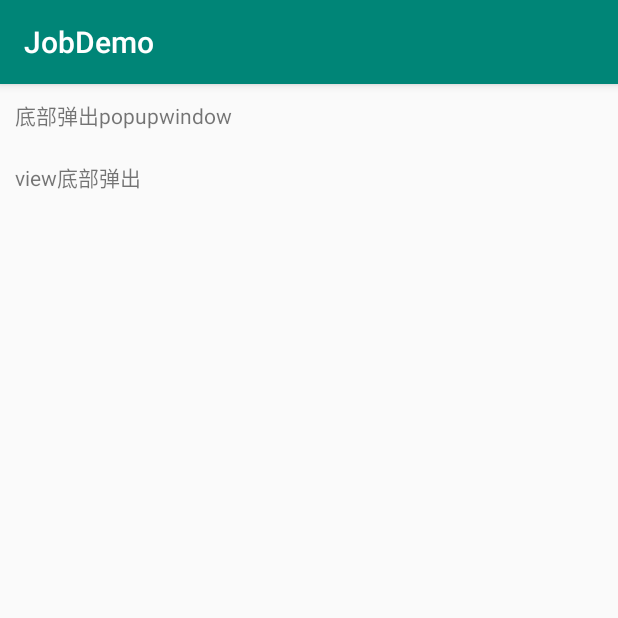
After one commit to wozaihu/jobdemo, an Android app: the PopupWindowDemo screen opened directly, with no data from a screen before it, on a phone screen of 412 x 824 dp, the top half of it. The commit adds this screen. Run offline under Robolectric (Android 15) with nearby library versions, the phone set to English and light mode, and no system bars; our stand-ins replace ButterKnife.

```diff
--- a/app/src/main/AndroidManifest.xml
+++ b/app/src/main/AndroidManifest.xml
@@ -23,7 +23,8 @@
 
     <uses-permission android:name="android.permission.READ_PHONE_STATE" />
     <uses-permission android:name="android.permission.ACCESS_WIFI_STATE" />
-    <uses-permission android:name="android.permission.READ_LOGS"
+    <uses-permission
+        android:name="android.permission.READ_LOGS"
         tools:ignore="ProtectedPermissions" />
 
     <application
@@ -74,6 +75,7 @@
         <activity android:name=".activity.CameraDemo" />
         <activity android:name=".activity.DialogDemo" />
         <activity android:name=".activity.WidgetViewDemo" />
+        <activity android:name=".activity.PopupWindowDemo" />
     </application>
 
 </manifest>
--- a/app/src/main/java/com/example/jobdemo/MainActivity.java
+++ b/app/src/main/java/com/example/jobdemo/MainActivity.java
@@ -9,6 +9,7 @@ import android.widget.Toast;
 
 import com.example.jobdemo.activity.CameraDemo;
 import com.example.jobdemo.activity.DialogDemo;
+import com.example.jobdemo.activity.PopupWindowDemo;
 import com.example.jobdemo.activity.WidgetViewDemo;
 import com.example.jobdemo.animation.GroupAnimation;
 import com.example.jobdemo.animation.MyAlpha;
@@ -63,6 +64,7 @@ public class MainActivity extends AppCompatActivity {
             , "调用相机"
             , "dialogDEMO"
             , "自定义viewDemo"
+            , "PopupWindow使用"
 
     };
     private List<Class> activityList;
@@ -110,7 +112,7 @@ public class MainActivity extends AppCompatActivity {
         activityList.add(CameraDemo.class);
         activityList.add(DialogDemo.class);
         activityList.add(WidgetViewDemo.class);
-
+        activityList.add(PopupWindowDemo.class);
     }
 
 
--- /dev/null
+++ b/app/src/main/java/com/example/jobdemo/activity/PopupWindowDemo.java
@@ -0,0 +1,50 @@
+package com.example.jobdemo.activity;
+
+import android.os.Bundle;
+import android.view.Gravity;
+import android.view.LayoutInflater;
+import android.view.View;
+import android.view.ViewGroup;
+import android.widget.PopupWindow;
+import android.widget.TextView;
+
+import androidx.annotation.Nullable;
+
+import com.example.jobdemo.R;
+import com.example.jobdemo.base.BaseActivity;
+import com.example.jobdemo.util.EnumDemo;
+
+import butterknife.BindView;
+import butterknife.ButterKnife;
+import butterknife.OnClick;
+
+public class PopupWindowDemo extends BaseActivity {
+    @BindView(R.id.tv_show_popupwindow)
+    TextView tvShowPopupwindow;
+    @BindView(R.id.tv_view_bottom_show_pop)
+    TextView tvViewBottomShowPop;
+
+    @Override
+    protected void onCreate(@Nullable Bundle savedInstanceState) {
+        super.onCreate(savedInstanceState);
+        setContentView(R.layout.popupwindowdemo);
+        ButterKnife.bind(this);
+    }
+
+    @OnClick({R.id.tv_show_popupwindow, R.id.tv_view_bottom_show_pop})
+    public void onViewClicked(View view) {
+        switch (view.getId()) {
+            case R.id.tv_show_popupwindow:
+                showpopupwindow();
+                break;
+            case R.id.tv_view_bottom_show_pop:
+                break;
+        }
+    }
+
+    private void showpopupwindow() {
+        View view = LayoutInflater.from(this).inflate(R.layout.layout_default_popupwindow, null);
+        PopupWindow window = new PopupWindow(view, ViewGroup.LayoutParams.MATCH_PARENT, ViewGroup.LayoutParams.WRAP_CONTENT, true);
+        window.showAtLocation(tvShowPopupwindow.getRootView(), Gravity.BOTTOM, 0, 0);
+    }
+}
--- /dev/null
+++ b/app/src/main/res/layout/popupwindowdemo.xml
@@ -0,0 +1,25 @@
+<?xml version="1.0" encoding="utf-8"?>
+<androidx.constraintlayout.widget.ConstraintLayout xmlns:android="http://schemas.android.com/apk/res/android"
+    xmlns:app="http://schemas.android.com/apk/res-auto"
+    xmlns:tools="http://schemas.android.com/tools"
+    android:layout_width="match_parent"
+    android:layout_height="match_parent"
+    android:padding="10dp">
+
+    <TextView
+        android:id="@+id/tv_show_popupwindow"
+        android:layout_width="wrap_content"
+        android:layout_height="wrap_content"
+        android:text="底部弹出popupwindow"
+        app:layout_constraintStart_toStartOf="parent"
+        app:layout_constraintTop_toTopOf="parent" />
+
+    <TextView
+        android:id="@+id/tv_view_bottom_show_pop"
+        android:layout_width="wrap_content"
+        android:layout_height="wrap_content"
+        android:layout_marginTop="20dp"
+        android:text="view底部弹出"
+        app:layout_constraintStart_toStartOf="parent"
+        app:layout_constraintTop_toBottomOf="@+id/tv_show_popupwindow" />
+</androidx.constraintlayout.widget.ConstraintLayout>
```
Also changed, not shown: app/src/main/java/com/example/jobdemo/activity/DialogDemo.java (+32 -32 lines), app/src/main/java/com/example/jobdemo/util/EnumDemo.java (added, +41 -0 lines), app/src/main/java/com/example/jobdemo/util/JavaMainDEMO.java (added, +10 -0 lines), app/src/main/res/layout/layout_default_popupwindow.xml (added, +40 -0 lines).
